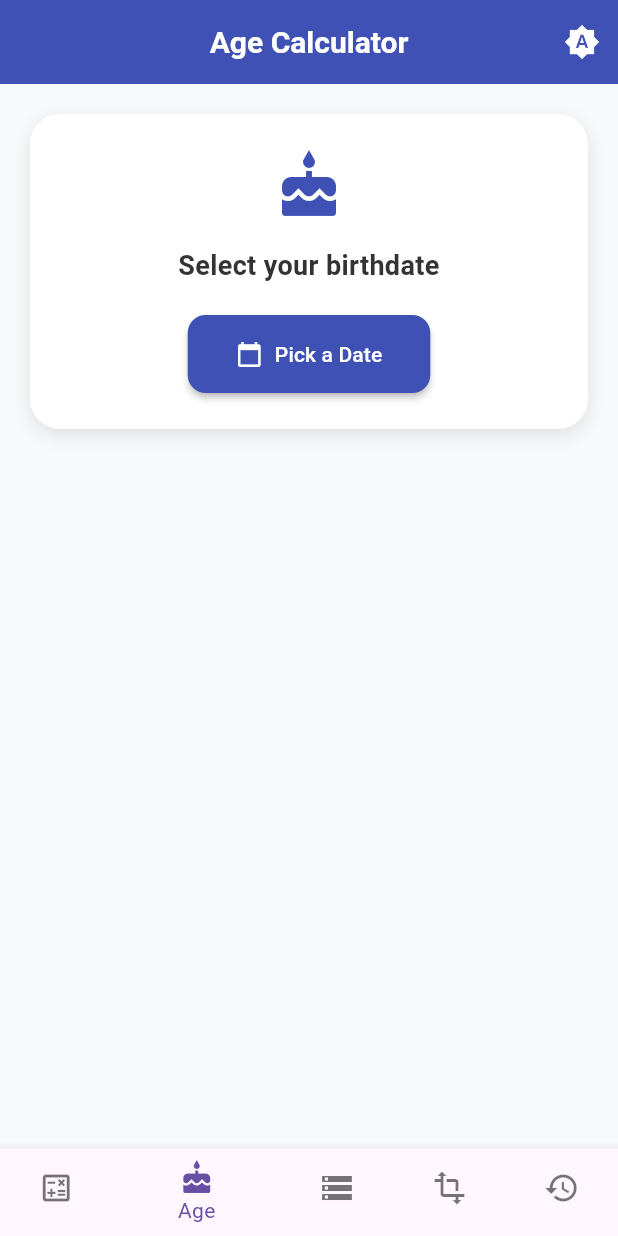
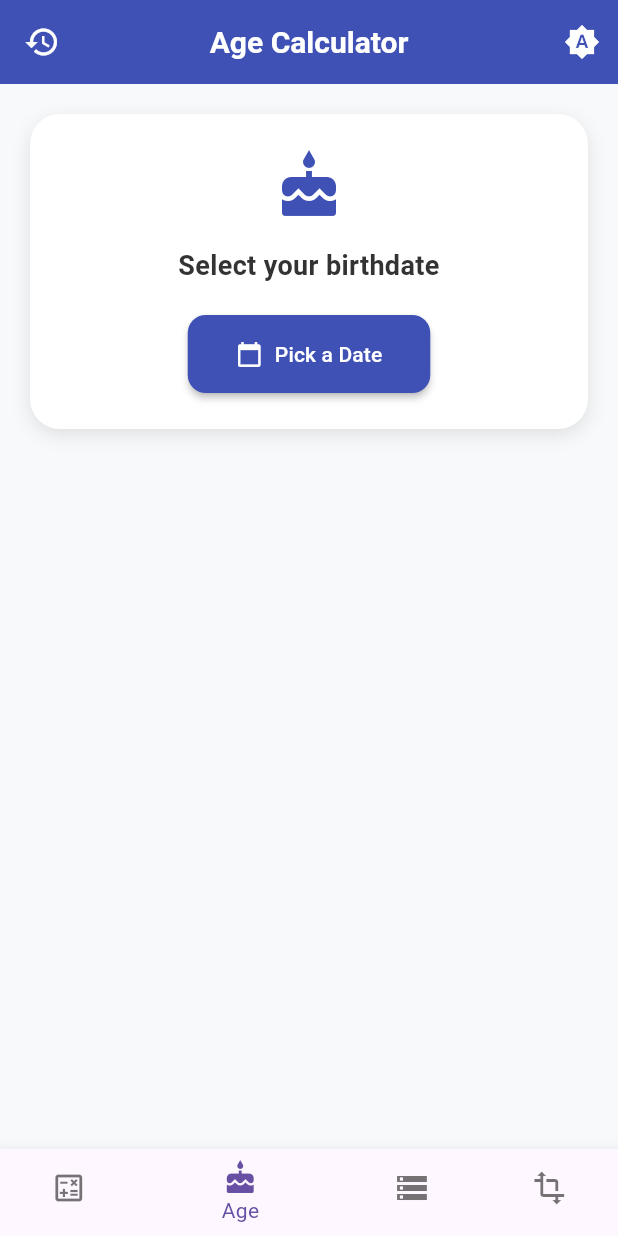
Before and after one commit to mdakash648/multi_calculator_flutter_app, a Flutter app: the screen it shows after launch, item 2 of the bottom bar chosen, on a phone screen of 412 x 824 dp. Run offline on Flutter 3.47's test engine with Material 3 defaults, Android fonts, the phone set to English and light mode, and no system bars; our stand-ins replace math_expressions, shared_preferences.

Commit message:
history button possition header

```diff
--- a/lib/main.dart
+++ b/lib/main.dart
@@ -220,7 +220,6 @@ class _MainScreenState extends State<MainScreen> {
     AgeCalculator(),
     DataConverterApp(),
     NumeralConverterScreen(),
-    HistoryScreen(), // Add history screen
   ];
 
   final List<String> _titles = [
@@ -228,14 +227,26 @@ class _MainScreenState extends State<MainScreen> {
     'Age Calculator',
     'Data Converter',
     'Numeral Converter',
-    'History', // Add history title
   ];
+
+  void _navigateToHistory() {
+    Navigator.of(context).push(
+      MaterialPageRoute(
+        builder: (context) => HistoryScreen(),
+      ),
+    );
+  }
 
   @override
   Widget build(BuildContext context) {
     final theme = Theme.of(context);
     return Scaffold(
       appBar: AppBar(
+        leading: IconButton(
+          icon: Icon(Icons.history),
+          onPressed: _navigateToHistory,
+          tooltip: 'View History',
+        ),
         title: Text(_titles[_currentIndex]),
         actions: [
           IconButton(
@@ -280,11 +291,6 @@ class _MainScreenState extends State<MainScreen> {
             activeIcon: Icon(Icons.transform),
             label: 'Numeral',
           ),
-          BottomNavigationBarItem(
-            icon: Icon(Icons.history_outlined),
-            activeIcon: Icon(Icons.history),
-            label: 'History',
-          ),
         ],
       ),
     );
```
